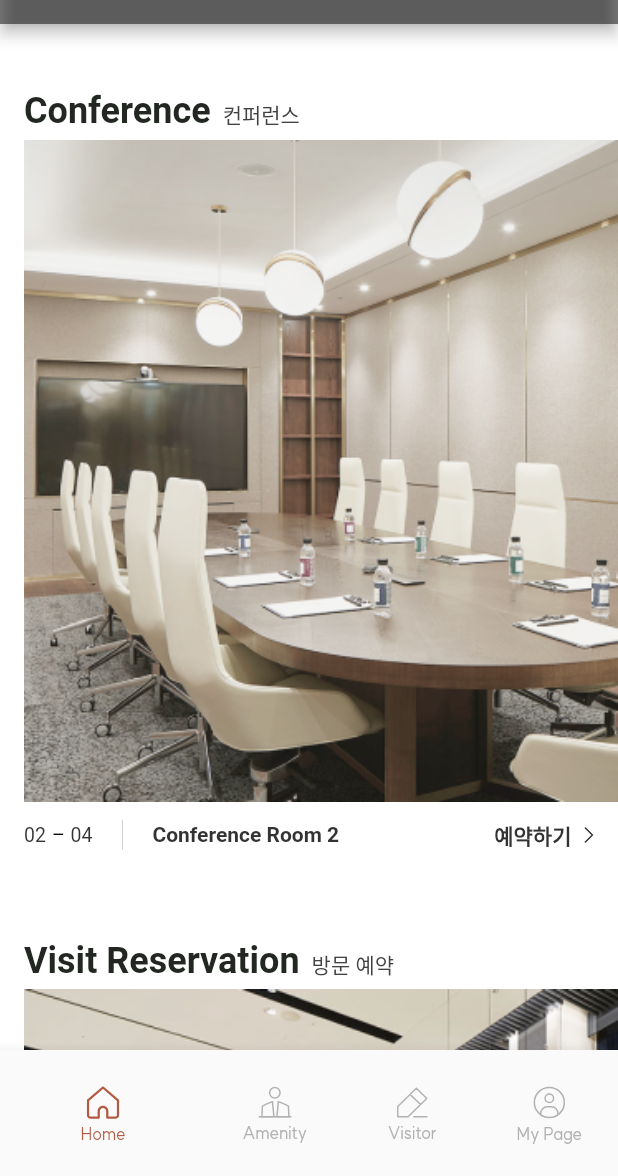
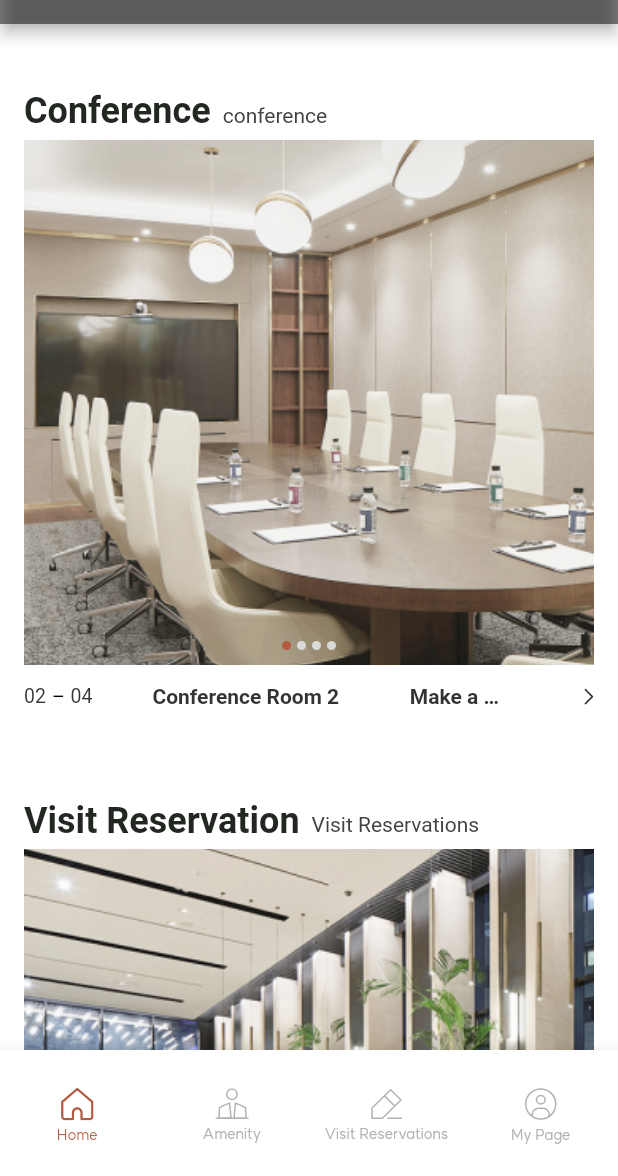
Before and after one commit to souravpanda94/Centropolis, a Flutter app: the screen it shows after launch, scrolled down 576 dp, on a phone screen of 412 x 824 dp, the part 60-1236 px from its top. Run offline on Flutter 3.47's test engine with Material 2 defaults, Android fonts, the light colour scheme and no system bars; drawn by our look-alikes of flutter_image_slideshow; our stand-ins replace easy_localization, flutter_svg, fluttertoast, shared_preferences; Roboto replaces fonts that are missing (Pretendard-Regular).

Commit message:
Bottom bar shifting issue,margin changes, image sliders

```diff
--- a/centropolis/lib/screens/home.dart
+++ b/centropolis/lib/screens/home.dart
@@ -66,7 +66,7 @@ class _HomeScreenState extends State<HomeScreen> {
                           height: 18,
                         ),
                         Text(
-                          tr('heading1'),
+                          tr('homeTitle'),
                           style: const TextStyle(
                               color: CustomColors.whiteColor,
                               fontSize: 16,
@@ -75,7 +75,7 @@ class _HomeScreenState extends State<HomeScreen> {
                         const SizedBox(
                           height: 2,
                         ),
-                        Text(tr('heading2'),
+                        Text(tr('homeSubtitle'),
                             style: const TextStyle(
                                 color: CustomColors.whiteColor,
                                 fontSize: 16,
@@ -86,24 +86,22 @@ class _HomeScreenState extends State<HomeScreen> {
                 ),
                 HomePageRow(
                     title: tr('conference'),
-                    subtitle: '컨퍼런스',
+                    subtitle: tr('conferenceSubTitle'),
                     image: 'assets/images/conference.png',
                     min: '02',
                     max: '04',
                     name: tr('conferenceRoom')),
                 HomePageRow(
                     title: tr('visitReservation'),
-                    subtitle: '방문 예약',
+                    subtitle: tr('visitor'),
                     image: 'assets/images/visitor_reservation.png',
                     min: '01',
                     max: '08',
                     name: tr('lobby')),
                 Container(
-                  height: 150,
                   width: MediaQuery.of(context).size.width,
                   margin:
                       const EdgeInsets.symmetric(vertical: 60, horizontal: 16),
-                  child: Expanded(
                   child: Column(
                     children: [
                       Row(
@@ -135,22 +133,27 @@ class _HomeScreenState extends State<HomeScreen> {
                         mainAxisAlignment: MainAxisAlignment.start,
                         mainAxisSize: MainAxisSize.max,
                         children: [
-                            OtherReservationCard(
+                          Expanded(
+                            child: OtherReservationCard(
                                 title: tr('otherReservationCard1')),
+                          ),
                           const SizedBox(
                             width: 10,
                           ),
-                            OtherReservationCard(
+                          Expanded(
+                            child: OtherReservationCard(
                                 title: tr('otherReservationCard2')),
+                          ),
                           const SizedBox(
                             width: 10,
                           ),
-                            OtherReservationCard(
-                                title: tr('otherReservationCard3'))
+                          Expanded(
+                            child: OtherReservationCard(
+                                title: tr('otherReservationCard3')),
+                          )
                         ],
                       )
                     ],
-                    ),
                   ),
                 )
               ],
--- a/centropolis/lib/utils/custom_colors.dart
+++ b/centropolis/lib/utils/custom_colors.dart
@@ -20,4 +20,5 @@ class CustomColors {
   static const dividerGreyColor = Color(0xFFCFCFCF);
   static const cardBackgroundGreyColor = Color(0xFFFAFAFA);
   static const textGreyColor = Color(0xFF868484);
+  static const indicatorDotBackgroundColor = Color(0xFFD9D9D9);
 }
--- a/centropolis/lib/widgets/bottom_bar.dart
+++ b/centropolis/lib/widgets/bottom_bar.dart
@@ -83,12 +83,13 @@ class _BottomBarState extends State<BottomBar> {
             ],
             currentIndex: selectedPageIndex,
             backgroundColor: CustomColors.whiteColor,
+            selectedItemColor: CustomColors.selectedColor,
+            unselectedItemColor: CustomColors.unSelectedColor,
             showSelectedLabels: true,
             showUnselectedLabels: true,
-            selectedItemColor: CustomColors.selectedColor,
-            unselectedItemColor: CustomColors.unSelectedColor,
-            selectedFontSize: 11,
-            unselectedFontSize: 11,
+            selectedFontSize: 10,
+            unselectedFontSize: 10,
+            type: BottomNavigationBarType.fixed,
             onTap: (index) {
               setState(() {
                 selectedPageIndex = index;
--- a/centropolis/lib/widgets/home_page_row.dart
+++ b/centropolis/lib/widgets/home_page_row.dart
@@ -1,3 +1,5 @@
+import 'package:easy_localization/easy_localization.dart';
+import 'package:flutter_image_slideshow/flutter_image_slideshow.dart';
 import 'package:flutter/material.dart';
 import 'package:flutter_svg/svg.dart';
 import '../utils/custom_colors.dart';
@@ -24,7 +26,7 @@ class _HomePageRowState extends State<HomePageRow> {
   Widget build(BuildContext context) {
     return Container(
       width: MediaQuery.of(context).size.width,
-      margin: const EdgeInsets.only(left: 16, top: 60),
+      margin: const EdgeInsets.only(left: 16, top: 60, right: 16),
       child: Column(
         crossAxisAlignment: CrossAxisAlignment.start,
         mainAxisAlignment: MainAxisAlignment.start,
@@ -55,25 +57,45 @@ class _HomePageRowState extends State<HomePageRow> {
           ),
           Container(
               margin: const EdgeInsets.only(top: 5),
-            child: Image.asset(
+              child: ImageSlideshow(
+                  height: 350,
+                  initialPage: 0,
+                  indicatorBackgroundColor:
+                      CustomColors.indicatorDotBackgroundColor,
+                  indicatorColor: CustomColors.selectedColor,
+                  children: [
+                    Image.asset(
                       widget.image,
                       fit: BoxFit.fitWidth,
                       width: MediaQuery.of(context).size.width,
                     ),
+                    Image.asset(
+                      widget.image,
+                      fit: BoxFit.fitWidth,
+                      width: MediaQuery.of(context).size.width,
                     ),
+                    Image.asset(
+                      widget.image,
+                      fit: BoxFit.fitWidth,
+                      width: MediaQuery.of(context).size.width,
+                    ),
+                    Image.asset(
+                      widget.image,
+                      fit: BoxFit.fitWidth,
+                      width: MediaQuery.of(context).size.width,
+                    )
+                  ])),
           Container(
-            height: 20,
             width: MediaQuery.of(context).size.width,
-            margin: const EdgeInsets.only(top: 12, right: 16),
+            margin: const EdgeInsets.only(top: 12),
+            child: Row(
+              mainAxisSize: MainAxisSize.min,
+              crossAxisAlignment: CrossAxisAlignment.center,
+              children: <Widget>[
+                Expanded(
+                  flex: 2,
                   child: Row(
                     crossAxisAlignment: CrossAxisAlignment.center,
-              mainAxisAlignment: MainAxisAlignment.spaceBetween,
-              children: [
-                Row(
-                  children: [
-                    Row(
-                      crossAxisAlignment: CrossAxisAlignment.center,
-                      mainAxisAlignment: MainAxisAlignment.spaceEvenly,
                     children: [
                       Text(
                         widget.min,
@@ -84,15 +106,12 @@ class _HomePageRowState extends State<HomePageRow> {
                           fontWeight: FontWeight.w400,
                         ),
                       ),
-                        const SizedBox(
-                          width: 4,
-                        ),
-                        const Text('-',
+                      Container(
+                        margin: const EdgeInsets.only(left: 4, right: 4),
+                        child: const Text('-',
                             style: TextStyle(
                               color: CustomColors.blackColor,
                             )),
-                        const SizedBox(
-                          width: 4,
                       ),
                       Text(widget.max,
                           style: const TextStyle(
@@ -101,16 +120,11 @@ class _HomePageRowState extends State<HomePageRow> {
                             fontFamily: 'Pretendard-Regular',
                             fontWeight: FontWeight.w400,
                           )),
-                      ],
-                    ),
-                    const SizedBox(
-                      width: 12,
-                    ),
-                    const VerticalDivider(
+                      Container(
+                        margin: const EdgeInsets.only(left: 12, right: 12),
+                        child: const VerticalDivider(
                           color: CustomColors.dividerGreyColor,
                         ),
-                    const SizedBox(
-                      width: 12,
                       ),
                       Text(widget.name,
                           style: const TextStyle(
@@ -121,24 +135,43 @@ class _HomePageRowState extends State<HomePageRow> {
                           ))
                     ],
                   ),
-                Row(
+                ),
+                Expanded(
+                  flex: 1,
+                  child: Row(
+                    mainAxisSize: MainAxisSize.min,
+                    mainAxisAlignment: MainAxisAlignment.spaceBetween,
+                    crossAxisAlignment: CrossAxisAlignment.center,
                     children: [
-                    const Text('예약하기',
-                        style: TextStyle(
+                      Flexible(
+                        fit: FlexFit.loose,
+                        child: Text(
+                          tr('homeRowBook'),
+                          maxLines: 1,
+                          style: const TextStyle(
                             color: CustomColors.textColorBlack2,
                             fontSize: 14,
                             fontFamily: 'Pretendard-Regular',
                             fontWeight: FontWeight.w700,
-                        )),
-                    const SizedBox(
-                      width: 8,
                           ),
-                    SvgPicture.asset(
+                          textAlign: TextAlign.end,
+                          overflow: TextOverflow.ellipsis,
+                          softWrap: true,
+                        ),
+                      ),
+                      Flexible(
+                        fit: FlexFit.loose,
+                        child: Container(
+                          margin: const EdgeInsets.only(left: 8),
+                          child: SvgPicture.asset(
                             'assets/images/ic_right_arrow_white.svg',
                             color: CustomColors.textColorBlack2,
+                          ),
+                        ),
                       )
                     ],
-                )
+                  ),
+                ),
               ],
             ),
           )
--- a/centropolis/lib/widgets/other_reservation_card.dart
+++ b/centropolis/lib/widgets/other_reservation_card.dart
@@ -1,3 +1,4 @@
+import 'package:easy_localization/easy_localization.dart';
 import 'package:flutter/material.dart';
 import 'package:flutter_svg/svg.dart';
 import '../utils/custom_colors.dart';
@@ -15,7 +16,6 @@ class _OtherReservationCardState extends State<OtherReservationCard> {
   @override
   Widget build(BuildContext context) {
     return Container(
-      width: 100,
       margin: const EdgeInsets.only(top: 15),
       decoration: BoxDecoration(
         borderRadius: BorderRadius.circular(10),
@@ -28,20 +28,25 @@ class _OtherReservationCardState extends State<OtherReservationCard> {
           Padding(
             padding:
                 const EdgeInsets.only(top: 10, left: 10, right: 48, bottom: 36),
-            child: Text(widget.title,
-                style: const TextStyle(
-                  color: CustomColors.textColor1,
-                  fontSize: 14,
-                  fontFamily: 'Pretendard-Regular',
-                  fontWeight: FontWeight.w600,
-                )),
+            child: Text(
+              widget.title,
+              style: const TextStyle(
+                color: CustomColors.textColor1,
+                fontSize: 14,
+                fontFamily: 'Pretendard-Regular',
+                fontWeight: FontWeight.w600,
+              ),
+              maxLines: 3,
+              softWrap: true,
+              overflow: TextOverflow.ellipsis,
+            ),
           ),
           Padding(
             padding: const EdgeInsets.only(bottom: 10, left: 10),
             child: Row(
               children: [
-                const Text('바로가기',
-                    style: TextStyle(
+                Text(tr('otherReservationCardBook'),
+                    style: const TextStyle(
                       color: CustomColors.textGreyColor,
                       fontSize: 12,
                       fontFamily: 'Pretendard-Regular',
--- a/centropolis/pubspec.yaml
+++ b/centropolis/pubspec.yaml
@@ -39,6 +39,7 @@ dependencies:
   flutter_svg: ^1.1.6
   fluttertoast: ^8.1.2
   internet_connection_checker: ^1.0.0+1
+  flutter_image_slideshow: ^0.1.4
 
 
 
```
Also changed, not shown: centropolis/assets/translations/en.json (+10 -7 lines), centropolis/assets/translations/ko.json (+6 -3 lines), centropolis/lib/main.dart (+2 -5 lines), centropolis/pubspec.lock. Lines whose indentation alone changed are shown as unchanged.
